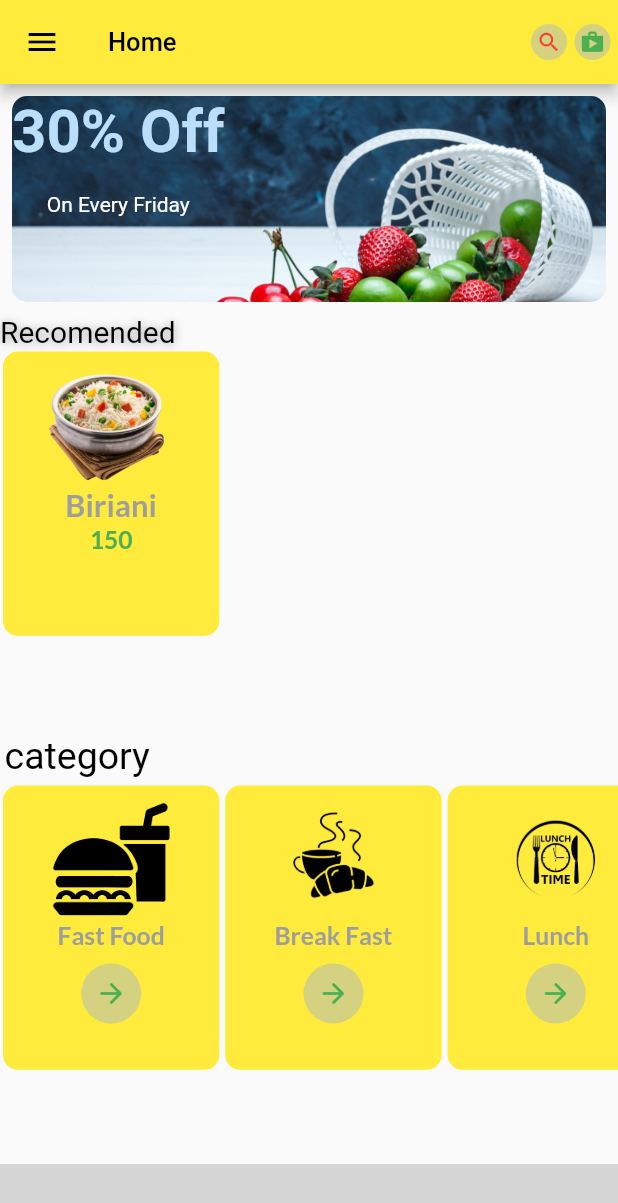
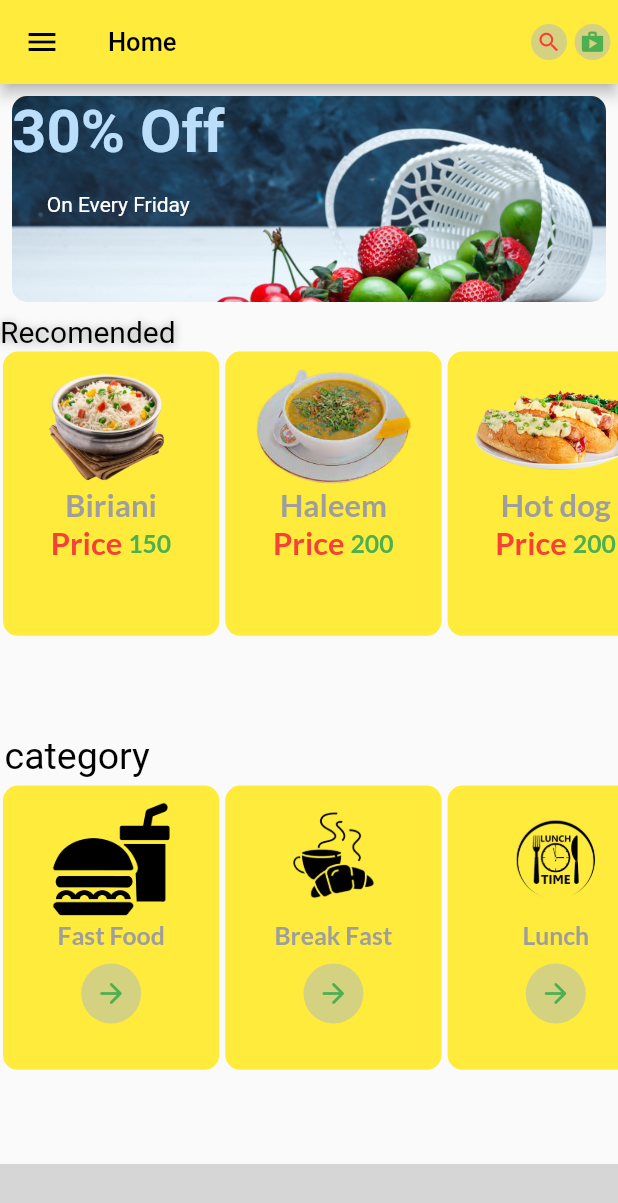
Before and after one commit to Faysal9991/Food-App, a Flutter app: the HomePage screen opened directly, on a phone screen of 412 x 824 dp. Shown: the top 1203 px of the screen. Run offline on Flutter 3.47's test engine with Material 2 defaults, Android fonts, the light colour scheme and no system bars; our stand-ins replace carousel_slider, google_fonts; missing offline and left inert: floating_navigation_bar; grey boxes are pictures that could not be loaded.

Commit message:
some thing add

```diff
--- a/lib/screen/home_screen.dart
+++ b/lib/screen/home_screen.dart
@@ -40,8 +40,25 @@ RecomendfoddetailsModel recomnded1=RecomendfoddetailsModel(
     "Biriani",
     "assets/images/biriyani.png",
     150);
+RecomendfoddetailsModel recomnded2=RecomendfoddetailsModel(
+    "Haleem",
+    "assets/images/hellem.png",
+    200);
+RecomendfoddetailsModel recomnded3=RecomendfoddetailsModel(
+    "Hot dog",
+    "assets/images/Hotdog.png",
+    200);
+RecomendfoddetailsModel recomnded4=RecomendfoddetailsModel(
+    "Sandwitch",
+    "assets/images/Sandwich.png",
+    120);
+
 List<RecomendfoddetailsModel>Recomendedfooddetails=[
-  recomnded1
+  recomnded1,
+  recomnded2,
+  recomnded3,
+  recomnded4,
+
 ];
 List<FoodDetailsModel> fastFoodDetails=[
   menuDetails1,
@@ -157,11 +174,18 @@ class _HomePageState extends State<HomePage> {
                               ),
                             ),
                             ),
-                            Text(Recomendedfooddetails[index].foodprice.toString(),style: GoogleFonts.lato(
-                              textStyle: TextStyle
-                                (color: Colors.green, fontSize:width*0.04,fontWeight: FontWeight.bold
-                              ),
-                            ),)
+                            Row(
+                              children: [
+                                Text("        Price ",style: GoogleFonts.lato(
+                                  textStyle: TextStyle
+                                    (color: Colors.red, fontSize:width*0.05,fontWeight: FontWeight.bold))),
+                                Text(Recomendedfooddetails[index].foodprice.toString(),style: GoogleFonts.lato(
+                                  textStyle: TextStyle
+                                    (color: Colors.green, fontSize:width*0.04,fontWeight: FontWeight.bold
+                                  ),
+                                ),),
+                              ],
+                            )
                           ],
                         ),
                       ),
```
Also changed, not shown: assets/images/burger.png (deleted), assets/images/hellem.png (added), assets/images/kicuri.png (added), assets/images/shorshelish.png (added).
